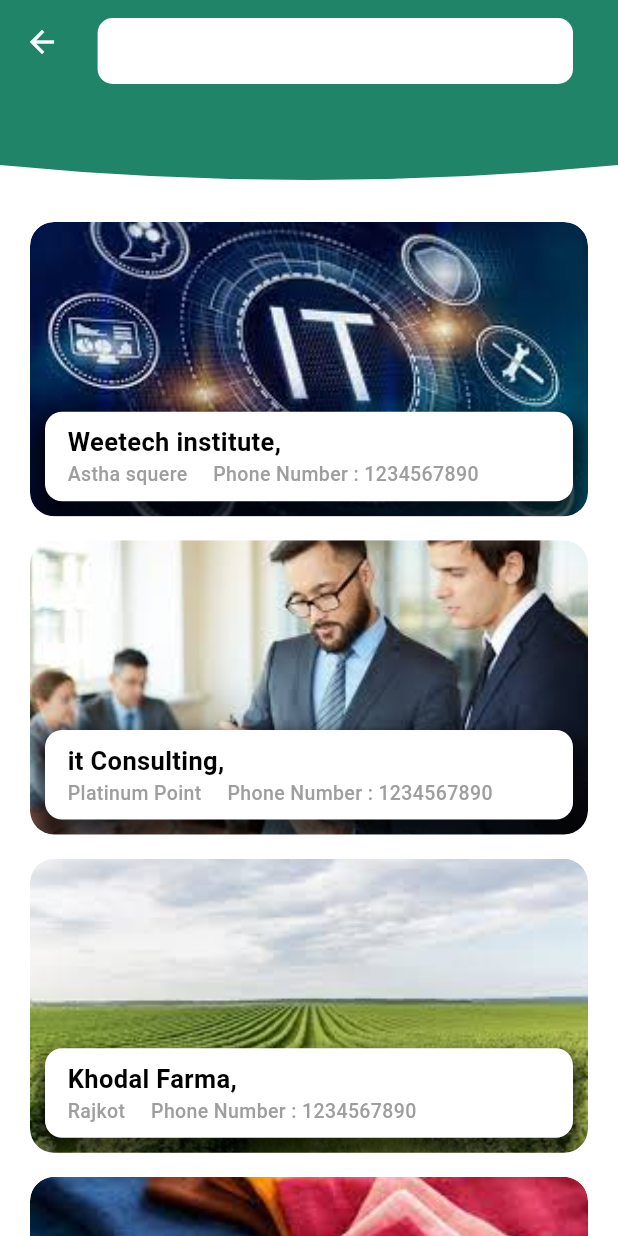
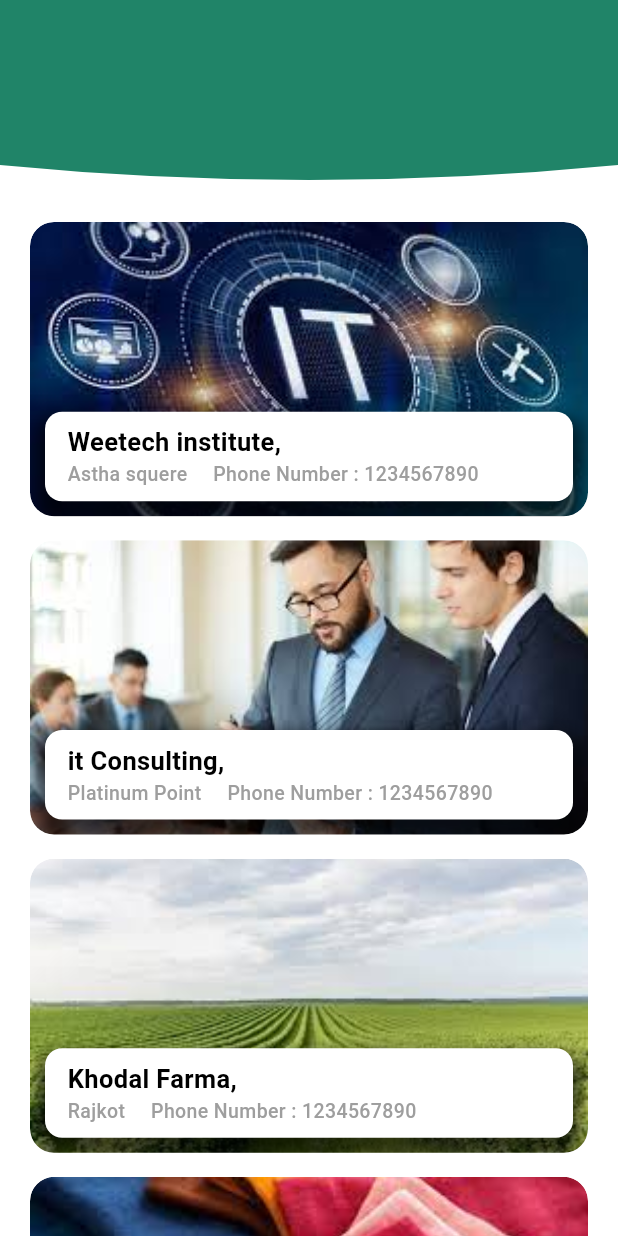
Before and after one commit to komalweetech/business_networking_kpvs, a Flutter app: the AllBusinessCardScreen screen opened directly, on a phone screen of 412 x 824 dp. Run offline on Flutter 3.47's test engine with Material 3 defaults, Android fonts, the phone set to English and light mode, and no system bars; our stand-ins replace firebase_auth, firebase_core, flutter_otp_text_field, flutter_screenutil, get, image_cropper and 2 more; accounts and stored records are empty.

Commit message:
card change

```diff
--- a/lib/Utils/commonWidget/common_AppBar.dart
+++ b/lib/Utils/commonWidget/common_AppBar.dart
@@ -20,6 +20,7 @@ class CommonAppBar extends StatelessWidget implements PreferredSizeWidget {
         ),
         height: preferredSize.height,
         child: AppBar(
+          automaticallyImplyLeading: false,
           centerTitle: true,
           elevation: 0, // Set elevation to 0 if you don't want shadow
           backgroundColor: Colors.transparent,
--- a/lib/module/business_screen/view/screen/all_business_card_screen.dart
+++ b/lib/module/business_screen/view/screen/all_business_card_screen.dart
@@ -21,24 +21,9 @@ class _AllBusinessCardScreenState extends State<AllBusinessCardScreen> {
 
   @override
   Widget build(BuildContext context) {
-    return  Scaffold(
+    return  const Scaffold(
       appBar: CommonAppBar(
-        actions: [
-       Padding(
-         padding:  EdgeInsets.only(top: 12),
-         child: Container(
-           alignment: Alignment.center,
-           width: kScreenWidth(context) / 1.3,
-           height: 50,
-           decoration: BoxDecoration(
-             borderRadius: BorderRadius.all(Radius.circular(10)),
-             color: Colors.white,
-           ),
-
-         ),
-       ),
-          SizedBox(width: 30,)
-        ],),
+        actions: [],),
       backgroundColor: Colors.white,
       body: Expanded(
           child: SingleChildScrollView(
```
